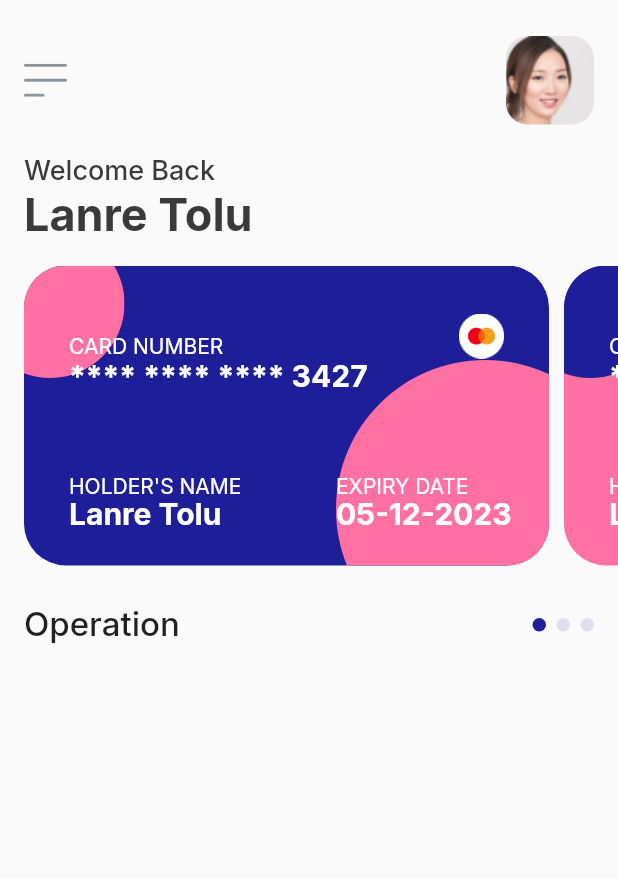
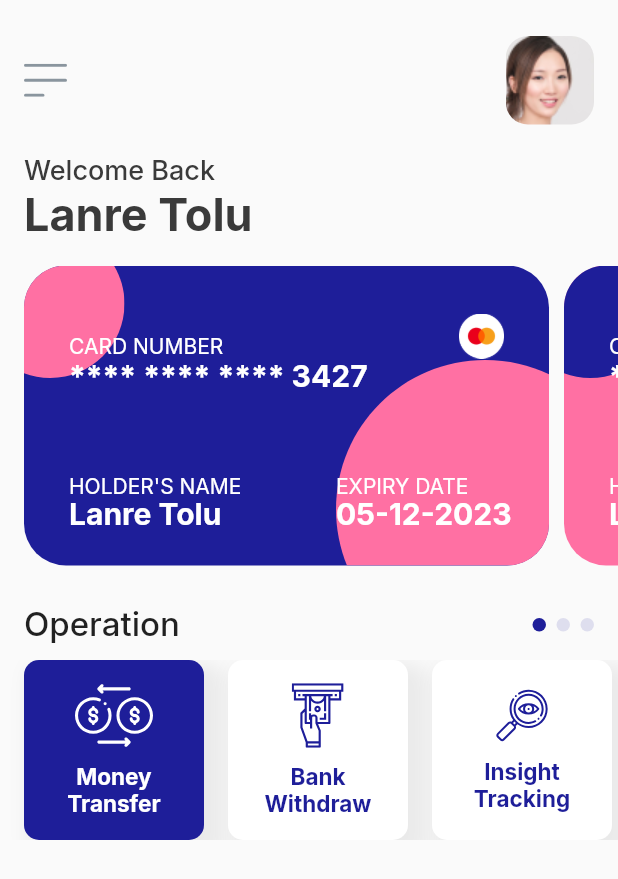
Before and after one commit to tolopsy/moora-fintech, a Flutter app: the screen it shows after launch, on a phone screen of 412 x 824 dp. Shown: the top 879 px of the screen. Run offline on Flutter 3.47's test engine with Material 2 defaults, Android fonts, the phone set to English and light mode, and no system bars; our stand-ins replace flutter_svg, google_fonts.

Commit message:
operations section

```diff
--- a/lib/models/operation_models.dart
+++ b/lib/models/operation_models.dart
@@ -19,8 +19,8 @@ var operationsData = [
   },
   {
     "name": 'Insight\nTracking',
-    "selectedIcon": 'assets/images/track_finance_blue.svg',
-    "unselectedIcon": 'assets/images/track_finance_white.svg',
+    "selectedIcon": 'assets/images/track_finance_white.svg',
+    "unselectedIcon": 'assets/images/track_finance_blue.svg',
   },
 ];
 
--- a/lib/screens/home_screen.dart
+++ b/lib/screens/home_screen.dart
@@ -11,7 +11,7 @@ class HomeScreen extends StatefulWidget {
 }
 
 class _HomeScreenState extends State<HomeScreen> {
-  int currentSlider = 0;
+  int currentOperation = 0;
 
   List<T> operationsMap<T>(List operationList, Function handler) {
     List<T> operations = [];
@@ -202,8 +202,8 @@ class _HomeScreenState extends State<HomeScreen> {
                       ),
                     ),
                     Row(
-                      children:
-                          operationsMap<Widget>(operations, (index, activeOperation) {
+                      children: operationsMap<Widget>(operations,
+                          (index, activeOperation) {
                         return Container(
                           alignment: Alignment.centerLeft,
                           height: 9,
@@ -211,7 +211,7 @@ class _HomeScreenState extends State<HomeScreen> {
                           margin: EdgeInsets.only(right: 7),
                           decoration: BoxDecoration(
                               shape: BoxShape.circle,
-                              color: currentSlider == index
+                              color: currentOperation == index
                                   ? kBlueColor
                                   : kTwentyBlueColor),
                         );
@@ -220,9 +220,87 @@ class _HomeScreenState extends State<HomeScreen> {
                   ],
                 )),
 
+            Container(
+              height: 120,
+              child: ListView.builder(
+                itemCount: operations.length,
+                padding: EdgeInsets.only(left: 16),
+                scrollDirection: Axis.horizontal,
+                itemBuilder: (context, index) {
+                  return GestureDetector(
+                    onTap: () {
+                      setState(() {
+                        currentOperation = index;
+                      });
+                    },
+                    child: OperationCard(
+                        operations[index].name,
+                        operations[index].selectedIcon,
+                        operations[index].unselectedIcon,
+                        currentOperation == index,
+                        this),
+                  );
+                },
+              ),
+            ),
+
+
           ],
         ),
       ),
     );
   }
 }
+
+class OperationCard extends StatefulWidget {
+  final String operation;
+  final String selectedIcon;
+  final String unselectedIcon;
+  final bool isSelected;
+  final _HomeScreenState context;
+
+  OperationCard(this.operation, this.selectedIcon, this.unselectedIcon,
+      this.isSelected, this.context);
+
+  @override
+  _OperationCardState createState() => _OperationCardState();
+}
+
+class _OperationCardState extends State<OperationCard> {
+  @override
+  Widget build(BuildContext context) {
+    return Container(
+        margin: EdgeInsets.only(right: 16),
+        width: 120,
+        height: 120,
+        decoration: BoxDecoration(
+          boxShadow: [
+            BoxShadow(
+                color: kTenBlackColor,
+                blurRadius: 10,
+                spreadRadius: 5,
+                offset: Offset(8.0, 8.0))
+          ],
+          borderRadius: BorderRadius.circular(10),
+          color: widget.isSelected ? kBlueColor : kWhiteColor,
+        ),
+        child: Column(
+          crossAxisAlignment: CrossAxisAlignment.center,
+          mainAxisAlignment: MainAxisAlignment.center,
+          children: <Widget>[
+            SvgPicture.asset(widget.isSelected
+                ? widget.selectedIcon
+                : widget.unselectedIcon),
+            SizedBox(
+              height: 10,
+            ),
+            Text(widget.operation,
+                textAlign: TextAlign.center,
+                style: GoogleFonts.inter(
+                    fontSize: 15,
+                    fontWeight: FontWeight.w700,
+                    color: widget.isSelected ? kWhiteColor : kBlueColor))
+          ],
+        ));
+  }
+}
```
